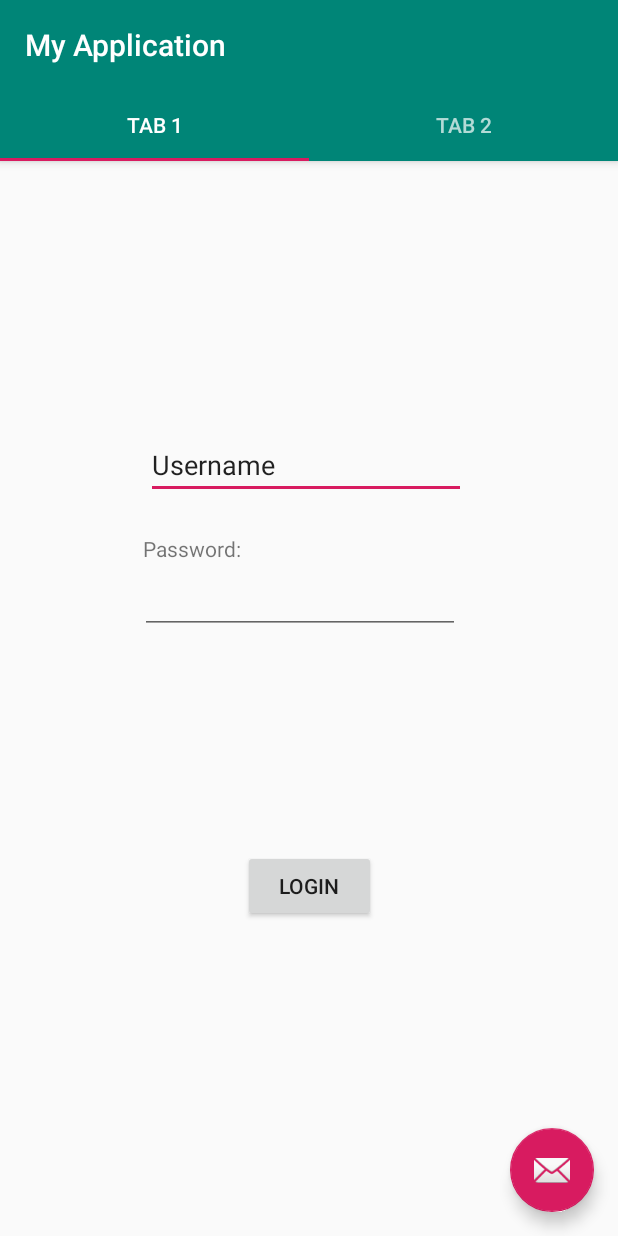
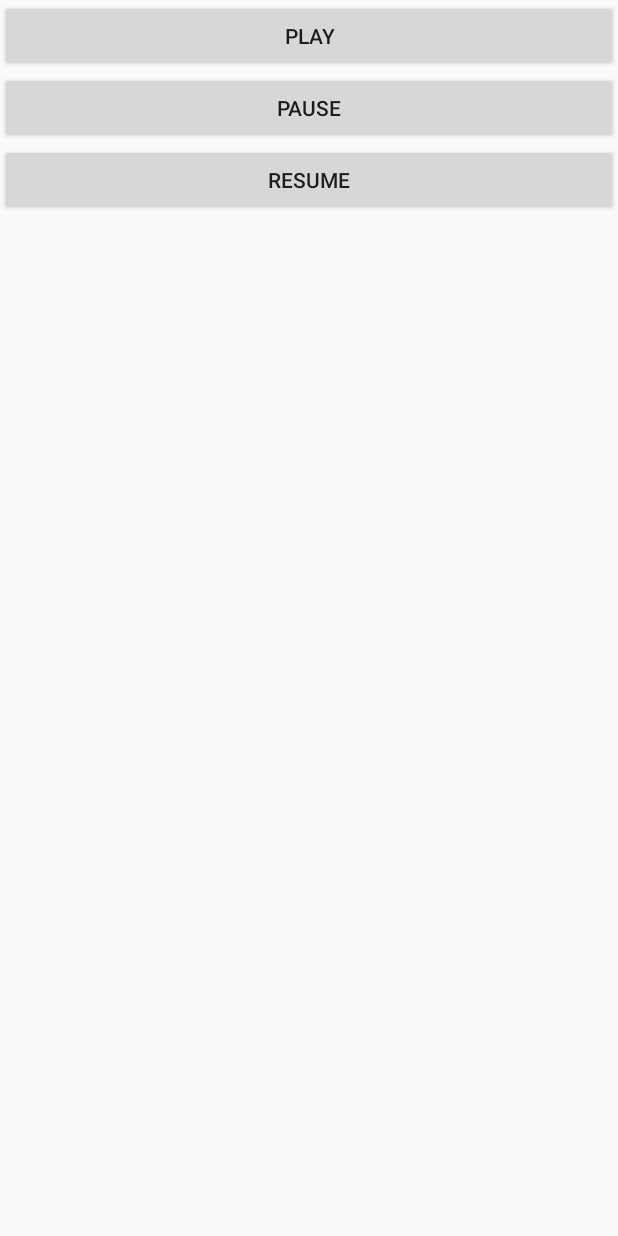
Before and after one commit to EmptyHeadsS/android, an Android app: the screen it shows after launch (MainActivity before the commit, PlayerActivity after it), on a phone screen of 412 x 824 dp. Run offline under Robolectric (Android 15) with nearby library versions, the phone set to English and light mode, and no system bars; 1 statement that could not run was skipped.

Commit message:
SpotifyActivity

```diff
--- a/app/build.gradle
+++ b/app/build.gradle
@@ -25,12 +25,15 @@ android {
 
 dependencies {
     implementation fileTree(dir: 'libs', include: ['*.jar'])
-    implementation"org.jetbrains.kotlin:kotlin-stdlib-jdk7:$kotlin_version"
+    implementation "org.jetbrains.kotlin:kotlin-stdlib-jdk7:$kotlin_version"
     implementation 'androidx.appcompat:appcompat:1.0.2'
     implementation 'androidx.core:core-ktx:1.0.2'
     implementation 'com.google.android.material:material:1.0.0'
     implementation 'androidx.constraintlayout:constraintlayout:1.1.3'
     implementation 'androidx.lifecycle:lifecycle-extensions:2.0.0'
+    implementation project(':spotify-app-remote-release-0.7.0')
+    implementation "com.google.code.gson:gson:2.6.1"
+    implementation 'androidx.legacy:legacy-support-v4:1.0.0'
     testImplementation 'junit:junit:4.12'
     androidTestImplementation 'androidx.test.ext:junit:1.1.0'
     androidTestImplementation 'androidx.test.espresso:espresso-core:3.1.1'
--- /dev/null
+++ b/app/src/main/java/com/example/myapplication/PlayerActivity.java
@@ -0,0 +1,6 @@
+package com.example.myapplication;
+
+
+class Poop {
+
+}
--- /dev/null
+++ b/app/src/main/java/com/example/myapplication/PlayerActivity.kt
@@ -0,0 +1,63 @@
+package com.example.myapplication
+
+import android.os.Bundle
+import com.google.android.material.floatingactionbutton.FloatingActionButton
+import com.google.android.material.snackbar.Snackbar
+import com.google.android.material.tabs.TabLayout
+import androidx.viewpager.widget.ViewPager
+import androidx.appcompat.app.AppCompatActivity
+import android.view.Menu
+import android.view.MenuItem
+import android.widget.Button
+import android.widget.Toast
+import com.example.myapplication.ui.main.SectionsPagerAdapter
+import android.content.Intent
+import com.example.myapplication.ui.main.PlaceholderFragment
+
+class PlayerActivity: AppCompatActivity() {
+
+    override fun onCreate(savedInstanceState: Bundle?) {
+        super.onCreate(savedInstanceState)
+        setContentView(R.layout.player_activity)
+        //setupViews()
+        setupListeners()
+    }
+
+/*    private fun setupViews () {
+        SpotifyService.playingState {
+            when(it) {
+                PlayingState.PLAYING -> showPauseButton()
+                PlayingState.STOPPED -> showPlayButton()
+                PlayingState.PAUSED -> showResumeButton()
+            }
+        }
+    }*/
+
+    private fun setupListeners() {
+
+        val playButton = findViewById<Button>(R.id.playButton)
+        playButton.setOnClickListener {
+            SpotifyService.play("spotify:album:5L8VJO457GXReKVVfRhzyM")
+            //showPauseButton()
+        }
+
+
+        val pauseButton = findViewById<Button>(R.id.pauseButton)
+        pauseButton.setOnClickListener {
+            SpotifyService.pause()
+            //showResumeButton()
+        }
+
+        val resumeButton = findViewById<Button>(R.id.resumeButton)
+        resumeButton.setOnClickListener{
+            SpotifyService.resume()
+            //showPauseButton()
+        }
+
+        SpotifyService.suscribeToChanges {
+            SpotifyService.getImage(it.imageUri){
+                //trackImageView.setImageBitmap(it)
+            }
+        }
+    }
+}
--- a/app/src/main/java/com/example/myapplication/ui/main/PlaceholderFragment.kt
+++ b/app/src/main/java/com/example/myapplication/ui/main/PlaceholderFragment.kt
@@ -29,10 +29,10 @@ class PlaceholderFragment : Fragment() {
         savedInstanceState: Bundle?
     ): View? {
         val root = inflater.inflate(R.layout.fragment_main, container, false)
-        val textView: TextView = root.findViewById(R.id.section_label)
+        /*val textView: TextView = root.findViewById(R.id.section_label)
         pageViewModel.text.observe(this, Observer<String> {
             textView.text = it
-        })
+        })*/
         return root
     }
 
--- /dev/null
+++ b/app/src/main/res/layout/player_activity.xml
@@ -0,0 +1,24 @@
+<?xml version="1.0" encoding="utf-8"?>
+<LinearLayout xmlns:android="http://schemas.android.com/apk/res/android"
+    android:layout_width="match_parent"
+    android:layout_height="match_parent"
+    android:orientation="vertical">
+
+    <Button
+        android:id="@+id/playButton"
+        android:layout_width="match_parent"
+        android:layout_height="wrap_content"
+        android:text="Play" />
+
+    <Button
+        android:id="@+id/pauseButton"
+        android:layout_width="match_parent"
+        android:layout_height="wrap_content"
+        android:text="Pause" />
+
+    <Button
+        android:id="@+id/resumeButton"
+        android:layout_width="match_parent"
+        android:layout_height="wrap_content"
+        android:text="Resume" />
+</LinearLayout>
--- a/app/src/main/res/values/strings.xml
+++ b/app/src/main/res/values/strings.xml
@@ -2,4 +2,7 @@
     <string name="app_name">My Application</string>
     <string name="tab_text_1">Tab 1</string>
     <string name="tab_text_2">Tab 2</string>
+
+    <!-- TODO: Remove or change this placeholder text -->
+    <string name="hello_blank_fragment">Hello blank fragment</string>
 </resources>
--- a/settings.gradle
+++ b/settings.gradle
@@ -1,2 +1,2 @@
-include ':app'
+include ':app', ':spotify-app-remote-release-0.7.0'
 rootProject.name='My Application'
--- /dev/null
+++ b/spotify-app-remote-release-0.7.0/build.gradle
@@ -0,0 +1,2 @@
+configurations.maybeCreate("default")
+artifacts.add("default", file('spotify-app-remote-release-0.7.0.aar'))
```
Also changed, not shown: app/src/main/AndroidManifest.xml (+6 -1 lines), app/src/main/java/com/example/myapplication/MainActivity.kt (+8 -5 lines), app/src/main/java/com/example/myapplication/MusicPlayerFragment.kt (added, +100 -0 lines), app/src/main/java/com/example/myapplication/SpotifyService.kt (added, +95 -0 lines), app/src/main/java/com/example/myapplication/ui/main/SectionsPagerAdapter.kt (+6 -1 lines), app/src/main/res/layout/fragment_music_player.xml (added, +14 -0 lines).
